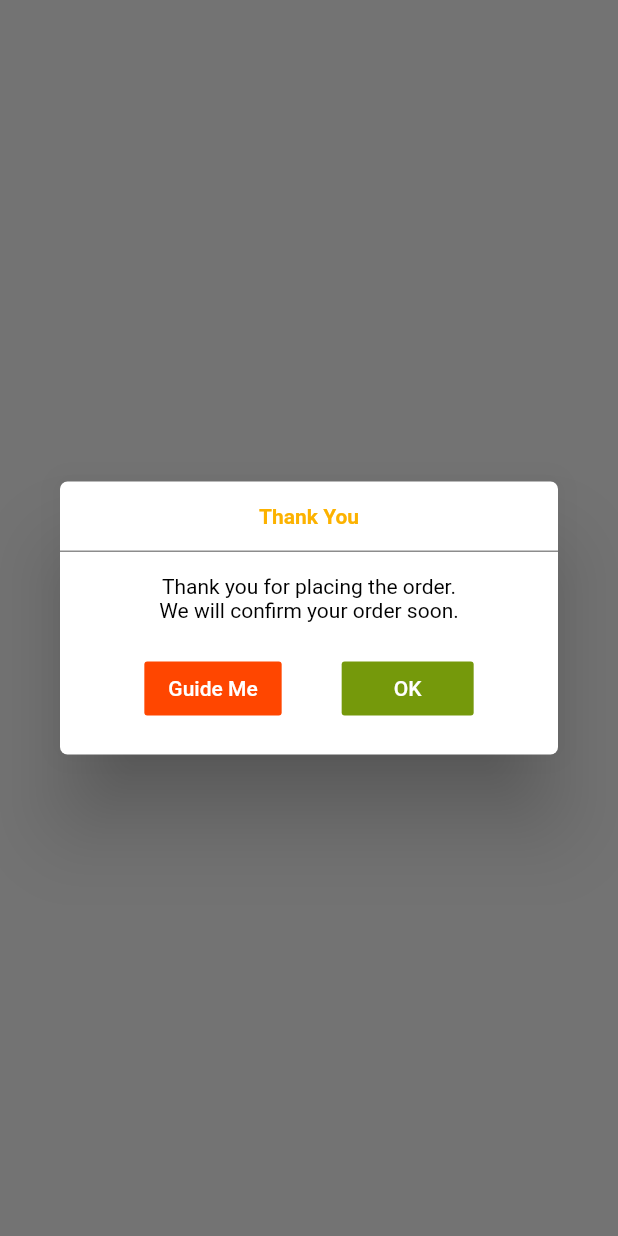
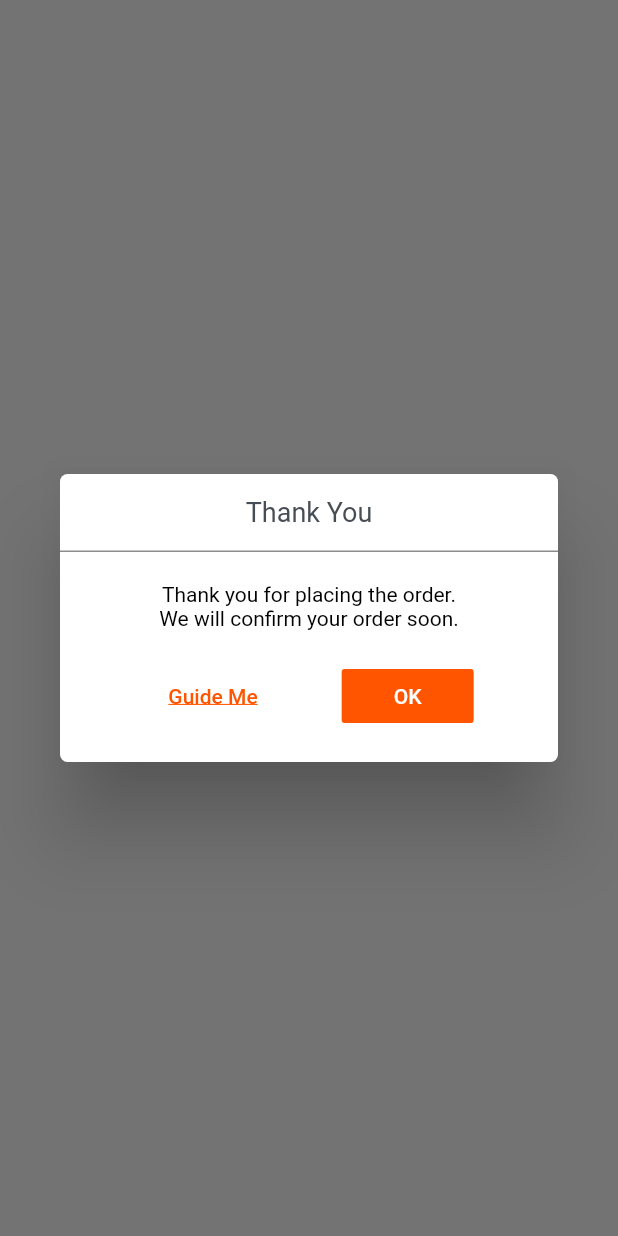
Before and after one commit to rahul-smash/restroappFlutter_dharmikBazar_resined, a Flutter app: what displayPickUpDialog() shows on an empty page, opened directly with empty values, on a phone screen of 412 x 824 dp. Run offline on Flutter 3.47's test engine with Material 2 defaults, Android fonts, the phone set to English and light mode, and no system bars; our stand-ins replace badges, carousel_pro, carousel_slider, connectivity, device_info, event_bus and 14 more; missing offline and left inert: flutter_share, flutter_web_view, geocoder, razorpay_flutter; accounts and stored records are empty; network calls fail.

Commit message:
UI points

```diff
--- a/lib/src/Screens/BookOrder/SubCategoryProductScreen.dart
+++ b/lib/src/Screens/BookOrder/SubCategoryProductScreen.dart
@@ -32,7 +32,7 @@ class SubCategoryProductScreen extends StatelessWidget {
             isScrollable: categoryModel.subCategory.length == 1 ? false : true,
             labelColor: Colors.black,
             unselectedLabelColor: grayColorTitle,
-            indicatorColor: orangeColor,
+            indicatorColor: categoryModel.subCategory.length == 1 ? appTheme:orangeColor,
             indicatorWeight: 3,
             tabs: List.generate(categoryModel.subCategory.length, (int index) {
               bool isTabVisible;
--- a/lib/src/Screens/Dashboard/HomeScreen.dart
+++ b/lib/src/Screens/Dashboard/HomeScreen.dart
@@ -257,10 +257,8 @@ class _HomeScreenState extends State<HomeScreen> {
     setState(() {
       _currentIndex = index;
       if (_currentIndex == 0) {
-        Navigator.push(
-          context,
+        Navigator.push(context,
           MaterialPageRoute(builder: (context) => MyCartScreen(() {
-            //print("-----cart screen----");
             getCartCount();
           })),
         );
--- a/lib/src/utils/AppColor.dart
+++ b/lib/src/utils/AppColor.dart
@@ -21,7 +21,7 @@ Color dotIncreasedColor = Color(0xff777A18);
 //=================new added==========
 Color bottomBarBackgroundColor = Color(0xffffffff);
 Color gridBackgroundCOlor = Color(0xffECECEC);
-Color orangeColor = Color(0xffFF4600);
+Color orangeColor = Color(0xffFF5400);
 Color grayColor = Color(0xffd3d3d3);
 Color favGrayColor = Color(0xfff3f3f3);
 Color searchGrayColor = Color(0xfff0f0f0);
--- a/lib/src/utils/DialogUtils.dart
+++ b/lib/src/utils/DialogUtils.dart
@@ -285,7 +285,8 @@ class DialogUtils {
                       padding: EdgeInsets.fromLTRB(10, 15, 10, 15),
                       child: Center(
                         child: Text("Thank You",textAlign: TextAlign.center,
-                          style: TextStyle(color: yellowColor,fontWeight: FontWeight.bold),),
+                          style: TextStyle(color: grayColorTitle,
+                          fontSize: 18),),
                       ),
                     ),
                     Container(
@@ -293,7 +294,7 @@ class DialogUtils {
                         color: Colors.black45,
                         width: MediaQuery.of(context).size.width),
                     Padding(
-                      padding: EdgeInsets.fromLTRB(0, 15, 0, 10),
+                      padding: EdgeInsets.fromLTRB(0, 20, 0, 10),
                       child: Center(
                         child: Text("Thank you for placing the order.\nWe will confirm your order soon.",textAlign: TextAlign.center,
                           style: TextStyle(color: Colors.black,),),
@@ -307,9 +308,11 @@ class DialogUtils {
                           Container(
                             margin: EdgeInsets.fromLTRB(0, 0, 20, 0),
                             child: FlatButton(
-                              child: Text('Guide Me'),
-                              color: orangeColor,
-                              textColor: Colors.white,
+                              child: Text('Guide Me',style: TextStyle(
+                                decoration: TextDecoration.underline,
+                              ),),
+                              color: Colors.white,
+                              textColor: orangeColor,
                               onPressed: () {
                                 Navigator.pop(context, true);
                               },
@@ -319,7 +322,7 @@ class DialogUtils {
                             margin: EdgeInsets.fromLTRB(20, 0, 0, 0),
                             child: FlatButton(
                               child: Text('OK'),
-                              color: appTheme,
+                              color: orangeColor,
                               textColor: Colors.white,
                               onPressed: () {
                                 Navigator.pop(context, false);
@@ -360,7 +363,7 @@ class DialogUtils {
                       padding: EdgeInsets.fromLTRB(10, 15, 10, 15),
                       child: Center(
                         child: Text("Thank You",textAlign: TextAlign.center,
-                          style: TextStyle(color: yellowColor,fontWeight: FontWeight.bold),),
+                          style: TextStyle(color: grayColorTitle,fontSize: 18),),
                       ),
                     ),
                     Container(
@@ -383,7 +386,7 @@ class DialogUtils {
                             margin: EdgeInsets.fromLTRB(20, 0, 0, 0),
                             child: FlatButton(
                               child: Text('OK'),
-                              color: appTheme,
+                              color: orangeColor,
                               textColor: Colors.white,
                               onPressed: () {
                                 Navigator.pop(context, true);
```
